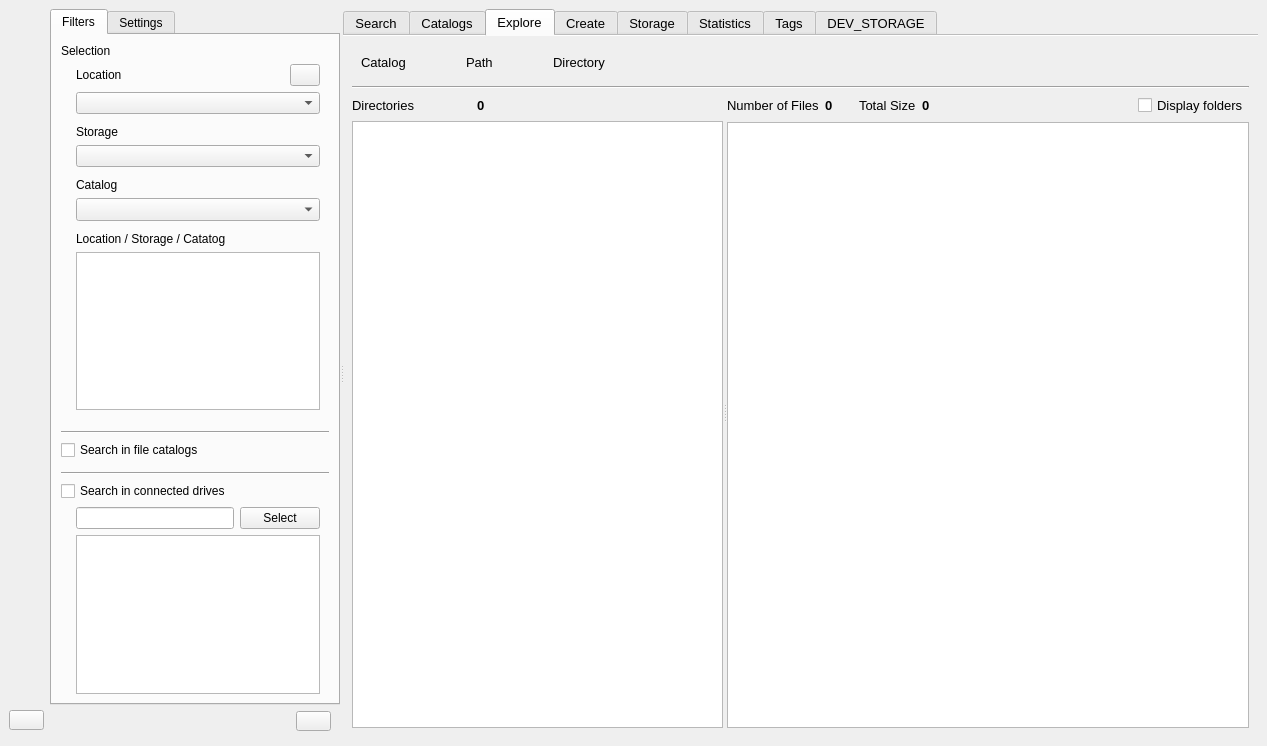
Before: the Qt Designer form mainwindow.ui in StephaneCouturier/Katalog, drawn with Qt 5.
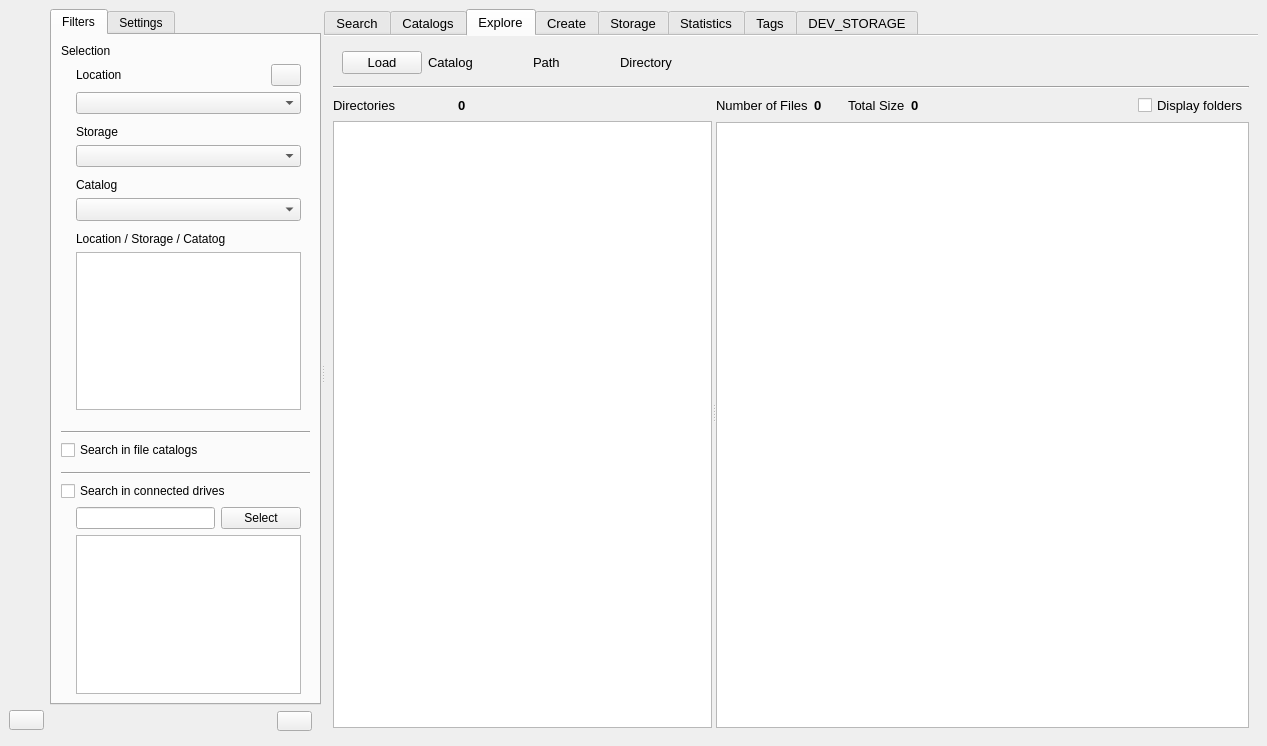
After: the same form once the commit is applied. The open tabs and pages were chosen to show the change. Icons and pictures are not drawn. Custom widgets are drawn as their Qt base class.

Commit message: https://github.com/StephaneCouturier/Katalog/issues/314

Patch:
```diff
--- a/mainwindow.ui
+++ b/mainwindow.ui
@@ -4407,6 +4407,26 @@
                <property name="bottomMargin">
                 <number>0</number>
                </property>
+               <item>
+                <widget class="QPushButton" name="Explore_pushButton_Load">
+                 <property name="maximumSize">
+                  <size>
+                   <width>150</width>
+                   <height>16777215</height>
+                  </size>
+                 </property>
+                 <property name="toolTip">
+                  <string>Reload all catalog information</string>
+                 </property>
+                 <property name="text">
+                  <string>Load</string>
+                 </property>
+                 <property name="icon">
+                  <iconset theme="view-refresh">
+                   <normaloff>.</normaloff>.</iconset>
+                 </property>
+                </widget>
+               </item>
                <item>
                 <widget class="QLabel" name="Explore_label_CatalogNameLabel">
                  <property name="maximumSize">
```
The commit also changes 2 other files.
